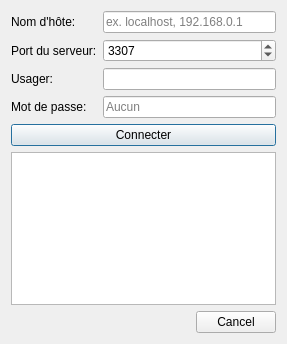
First picture: the form in InfoDynamiqueQt/Vues/vueconnexion.ui, repository AlexandreGirardin/ProjetAnalyse, before the edit.
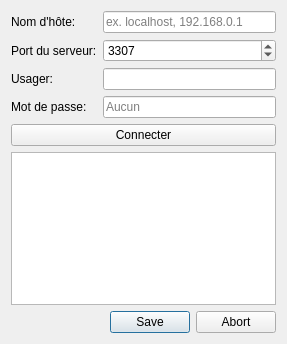
Second picture: the form after the edit. Icons and pictures are not drawn.

The edit to the form file:
```diff
--- a/InfoDynamiqueQt/Vues/vueconnexion.ui
+++ b/InfoDynamiqueQt/Vues/vueconnexion.ui
@@ -113,7 +113,7 @@
    <item>
     <widget class="QDialogButtonBox" name="buttonBox">
      <property name="standardButtons">
-      <set>QDialogButtonBox::Cancel</set>
+      <set>QDialogButtonBox::Abort|QDialogButtonBox::Save</set>
      </property>
     </widget>
    </item>
```
